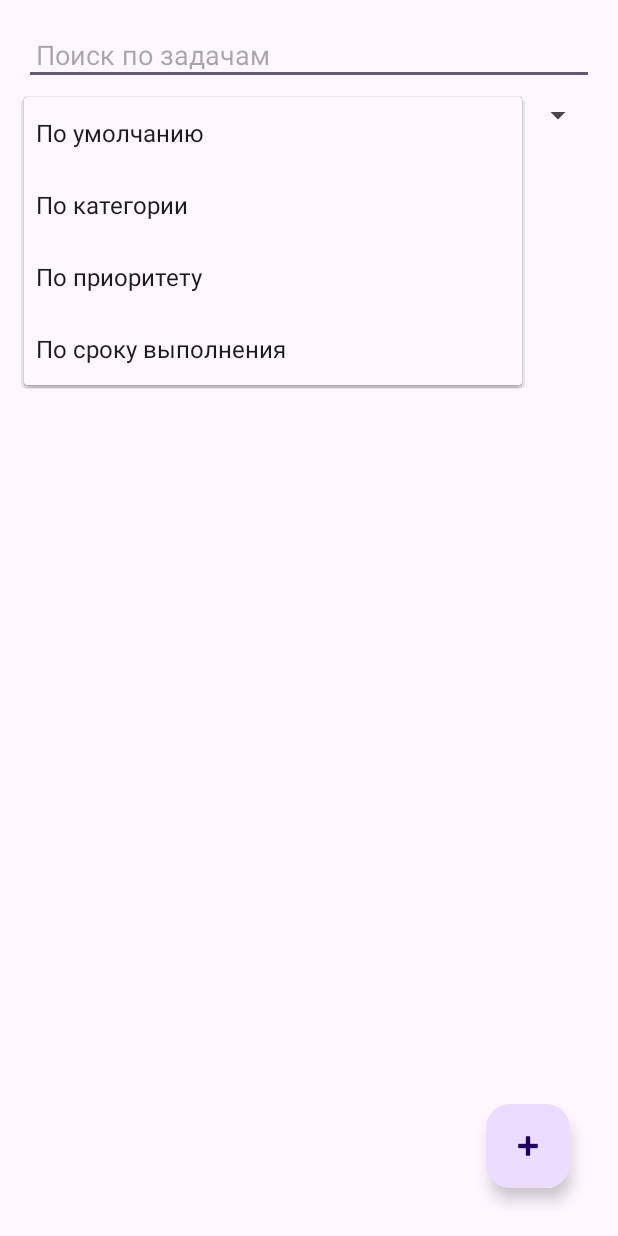
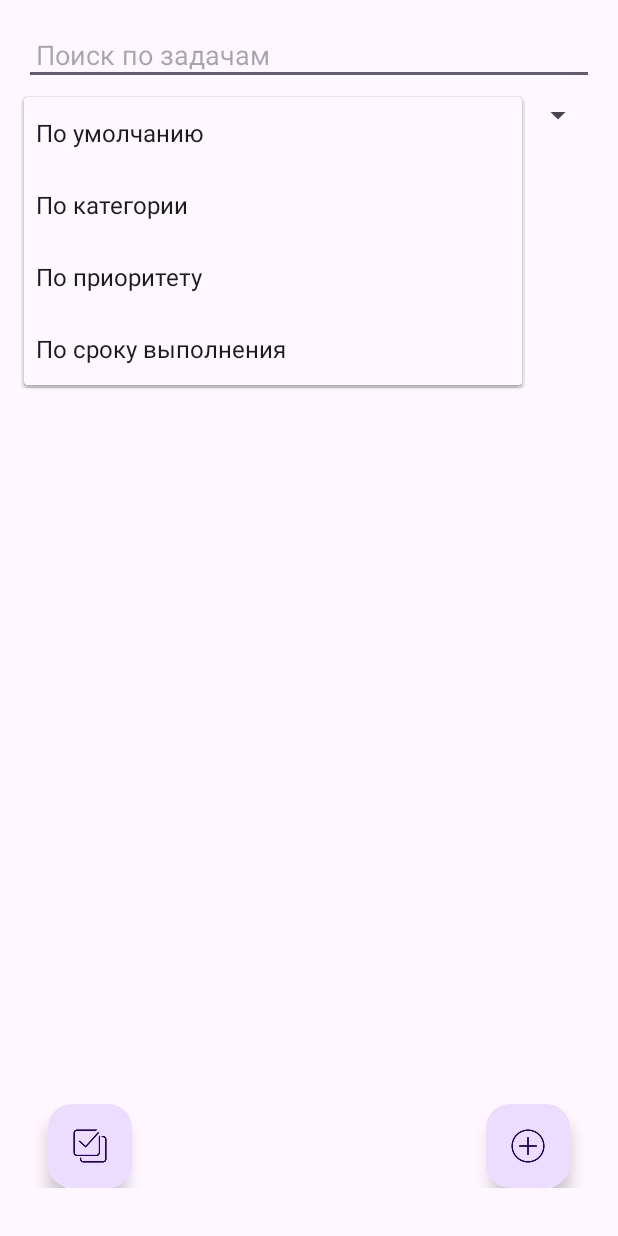
Before and after one commit to vinokradina/TaskTracker, an Android app: the screen it shows after launch (MainActivity), after a tap on "По умолчанию", on a phone screen of 412 x 824 dp. Run offline under Robolectric (Android 15) with nearby library versions, the phone set to English and light mode, and no system bars.

Commit message:
программа готова :)

```diff
--- a/app/src/main/AndroidManifest.xml
+++ b/app/src/main/AndroidManifest.xml
@@ -25,6 +25,11 @@
             android:name=".AddTaskActivity"
             android:exported="true"
             android:theme="@style/Theme.AppCompat.Light.NoActionBar" />
+
+        <activity
+            android:name=".CompletedTasksActivity"
+            android:exported="true"
+            android:theme="@style/Theme.AppCompat.Light.NoActionBar" />
     </application>
 
 </manifest>
--- a/app/src/main/java/com/example/tasktracker/MainActivity.java
+++ b/app/src/main/java/com/example/tasktracker/MainActivity.java
@@ -27,6 +27,7 @@ public class MainActivity extends AppCompatActivity implements TaskAdapter.OnTas
     private TaskAdapter taskAdapter;
     private Spinner sortSpinner;
     private EditText searchEditText;
+    private FloatingActionButton completedTasksButton;
 
     @Override
     protected void onCreate(Bundle savedInstanceState) {
@@ -35,7 +36,7 @@ public class MainActivity extends AppCompatActivity implements TaskAdapter.OnTas
 
         dbHelper = new TaskDatabaseHelper(this);
         taskListView = findViewById(R.id.taskListView);
-        taskAdapter = new TaskAdapter(this, new ArrayList<>(), this, dbHelper);
+        taskAdapter = new TaskAdapter(this, dbHelper.getAllTasks(""), this, dbHelper);
         taskListView.setAdapter(taskAdapter);
 
         searchEditText = findViewById(R.id.searchEditText);
@@ -81,6 +82,14 @@ public class MainActivity extends AppCompatActivity implements TaskAdapter.OnTas
 
             @Override
             public void onNothingSelected(AdapterView<?> parent) {
+            }
+        });
+
+        completedTasksButton = findViewById(R.id.completedTasksButton);
+        completedTasksButton.setOnClickListener(new View.OnClickListener() {
+            @Override
+            public void onClick(View v) {
+                startActivity(new Intent(MainActivity.this, CompletedTasksActivity.class));
             }
         });
 
@@ -175,4 +184,8 @@ public class MainActivity extends AppCompatActivity implements TaskAdapter.OnTas
         dbHelper.deleteTask(task.getId());
         taskAdapter.updateTasks(dbHelper.getAllTasks(""));
     }
+
+    public void refreshTaskList() {
+        taskAdapter.updateTasks(dbHelper.getAllTasks(""));
+    }
 }
--- a/app/src/main/java/com/example/tasktracker/TaskDatabaseHelper.java
+++ b/app/src/main/java/com/example/tasktracker/TaskDatabaseHelper.java
@@ -74,14 +74,17 @@ public class TaskDatabaseHelper extends SQLiteOpenHelper {
                 orderBy = COLUMN_DUE_DATE + " ASC";
                 break;
             default:
-                orderBy = COLUMN_ID + " ASC"; // По умолчанию сортируем по ID
+                orderBy = COLUMN_ID + " ASC";
         }
+
+        String selection = COLUMN_COMPLETED + " = ?";
+        String[] selectionArgs = {"0"};
 
         Cursor cursor = db.query(
                 TABLE_NAME,
                 null,
-                null,
-                null,
+                selection,
+                selectionArgs,
                 null,
                 null,
                 orderBy
@@ -128,10 +131,11 @@ public class TaskDatabaseHelper extends SQLiteOpenHelper {
         SQLiteDatabase db = this.getReadableDatabase();
 
         String query = "SELECT * FROM " + TABLE_NAME + " WHERE " +
+                COLUMN_COMPLETED + " = 0 AND (" +
                 COLUMN_TITLE + " LIKE ? OR " +
                 COLUMN_DESCRIPTION + " LIKE ? OR " +
                 COLUMN_CATEGORY + " LIKE ? OR " +
-                COLUMN_PRIORITY + " LIKE ?";
+                COLUMN_PRIORITY + " LIKE ?)";
 
         Cursor cursor = db.rawQuery(query, new String[]{"%" + keyword + "%", "%" + keyword + "%", "%" + keyword + "%", "%" + keyword + "%"});
 
@@ -151,4 +155,28 @@ public class TaskDatabaseHelper extends SQLiteOpenHelper {
         db.close();
         return taskList;
     }
+
+    public List<Task> getCompletedTasks() {
+        List<Task> taskList = new ArrayList<>();
+        SQLiteDatabase db = this.getReadableDatabase();
+
+        String query = "SELECT * FROM " + TABLE_NAME + " WHERE " + COLUMN_COMPLETED + " = 1";
+        Cursor cursor = db.rawQuery(query, null);
+
+        if (cursor.moveToFirst()) {
+            do {
+                @SuppressLint("Range") int id = cursor.getInt(cursor.getColumnIndex(COLUMN_ID));
+                @SuppressLint("Range") String title = cursor.getString(cursor.getColumnIndex(COLUMN_TITLE));
+                @SuppressLint("Range") String description = cursor.getString(cursor.getColumnIndex(COLUMN_DESCRIPTION));
+                @SuppressLint("Range") boolean completed = cursor.getInt(cursor.getColumnIndex(COLUMN_COMPLETED)) == 1;
+                @SuppressLint("Range") String dueDate = cursor.getString(cursor.getColumnIndex(COLUMN_DUE_DATE));
+                @SuppressLint("Range") String priority = cursor.getString(cursor.getColumnIndex(COLUMN_PRIORITY));
+                @SuppressLint("Range") String category = cursor.getString(cursor.getColumnIndex(COLUMN_CATEGORY));
+                taskList.add(new Task(id, title, description, completed, dueDate, priority, category));
+            } while (cursor.moveToNext());
+        }
+        cursor.close();
+        db.close();
+        return taskList;
+    }
 }
--- a/app/src/main/res/layout/activity_main.xml
+++ b/app/src/main/res/layout/activity_main.xml
@@ -25,13 +25,31 @@
         android:layout_height="wrap_content"
         android:layout_weight="1" />
 
-    <com.google.android.material.floatingactionbutton.FloatingActionButton
-        android:id="@+id/fab"
-        android:layout_width="wrap_content"
+    <FrameLayout
+        android:layout_width="match_parent"
         android:layout_height="wrap_content"
-        android:layout_gravity="bottom|end"
-        android:layout_margin="16dp"
-        android:src="@android:drawable/ic_input_add" />
+        android:layout_gravity="bottom"
+        android:layout_marginBottom="16dp">
+
+        <com.google.android.material.floatingactionbutton.FloatingActionButton
+            android:id="@+id/completedTasksButton"
+            android:layout_width="wrap_content"
+            android:layout_height="wrap_content"
+            android:layout_gravity="bottom|start"
+            android:layout_marginStart="16dp"
+            android:src="@drawable/alltasks"
+            android:contentDescription="Показать выполненные задачи"/>
+
+        <com.google.android.material.floatingactionbutton.FloatingActionButton
+            android:id="@+id/fab"
+            android:layout_width="wrap_content"
+            android:layout_height="wrap_content"
+            android:layout_gravity="bottom|end"
+            android:layout_marginEnd="16dp"
+            android:src="@drawable/plus"
+            android:contentDescription="Добавить новую задачу"/>
+
+    </FrameLayout>
 
     <ImageView
         android:id="@+id/welldoneImageView"
```
Also changed, not shown: app/src/main/java/com/example/tasktracker/CompletedTasksActivity.java (added, +23 -0 lines), app/src/main/java/com/example/tasktracker/TaskAdapter.java (+19 -2 lines), app/src/main/res/layout/activity_completed_tasks.xml (added, +13 -0 lines), app/src/main/res/drawable/alltasks.png (added), app/src/main/res/drawable/plus.png (added).
